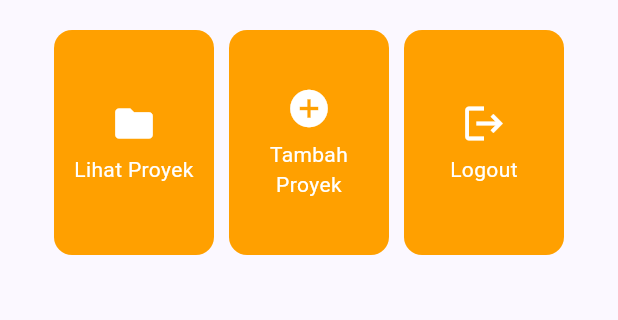
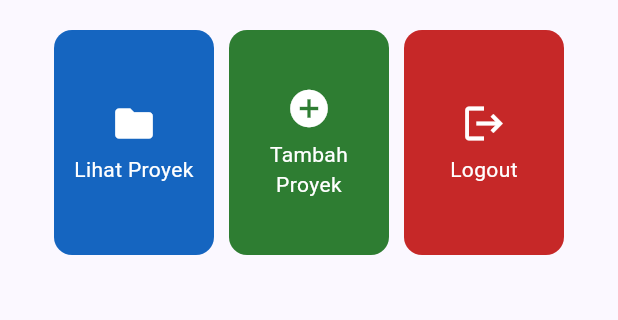
Before and after one commit to attarrrh/myportofolio_mobile, a Flutter app: the screen it shows after launch, on a phone screen of 412 x 824 dp, the part 327-647 px from its top. Run offline on Flutter 3.47's test engine with Material 3 defaults, Android fonts, the phone set to English and light mode, and no system bars.

Commit message:
mengubah warna tombol

```diff
--- a/lib/menu.dart
+++ b/lib/menu.dart
@@ -8,9 +8,9 @@ class MyHomePage extends StatelessWidget {
   final String kelas = 'PBP A';
 
   final List<ItemHomepage> items = const [
-    ItemHomepage('Lihat Proyek', Icons.folder),
-    ItemHomepage('Tambah Proyek', Icons.add_circle),
-    ItemHomepage('Logout', Icons.logout),
+    ItemHomepage('Lihat Proyek', Icons.folder, Color(0xFF1565C0)),
+    ItemHomepage('Tambah Proyek', Icons.add_circle, Color(0xFF2E7D32)),
+    ItemHomepage('Logout', Icons.logout, Color(0xFFC62828)),
   ];
 
   @override
@@ -96,8 +96,9 @@ class InfoCard extends StatelessWidget {
 class ItemHomepage {
   final String name;
   final IconData icon;
+  final Color color;
 
-  const ItemHomepage(this.name, this.icon);
+  const ItemHomepage(this.name, this.icon, this.color);
 }
 
 class ItemCard extends StatelessWidget {
@@ -110,7 +111,7 @@ class ItemCard extends StatelessWidget {
     final borderRadius = BorderRadius.circular(12);
 
     return Material(
-      color: Theme.of(context).colorScheme.secondary,
+      color: item.color,
       borderRadius: borderRadius,
       child: InkWell(
         borderRadius: borderRadius,
```
